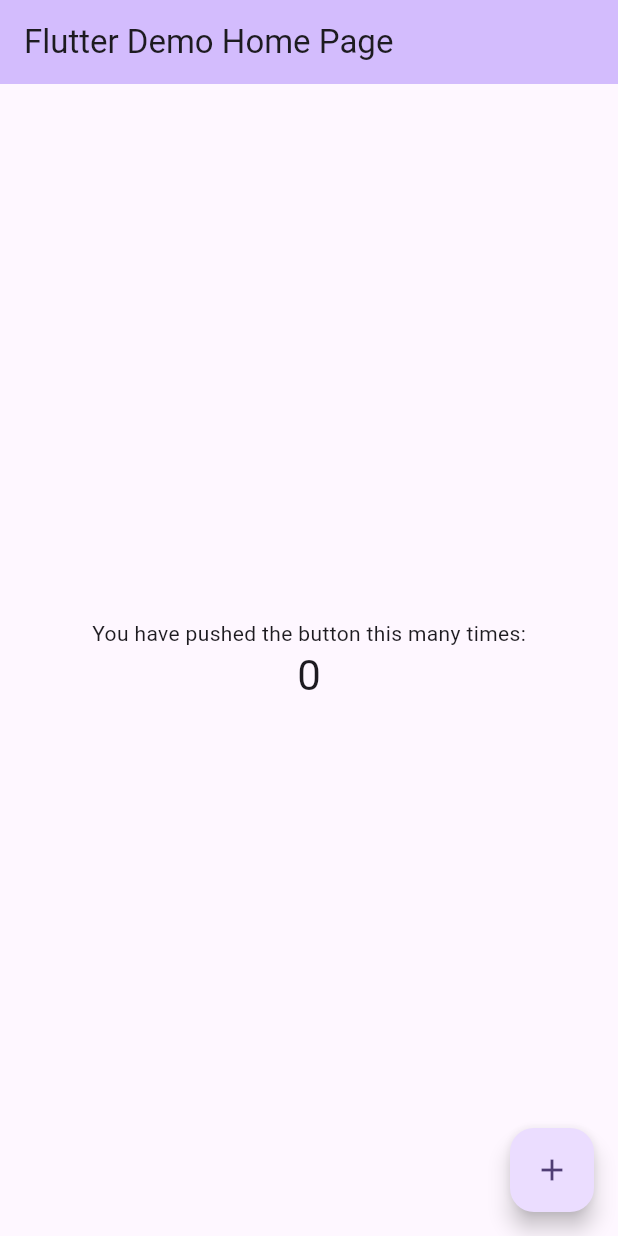
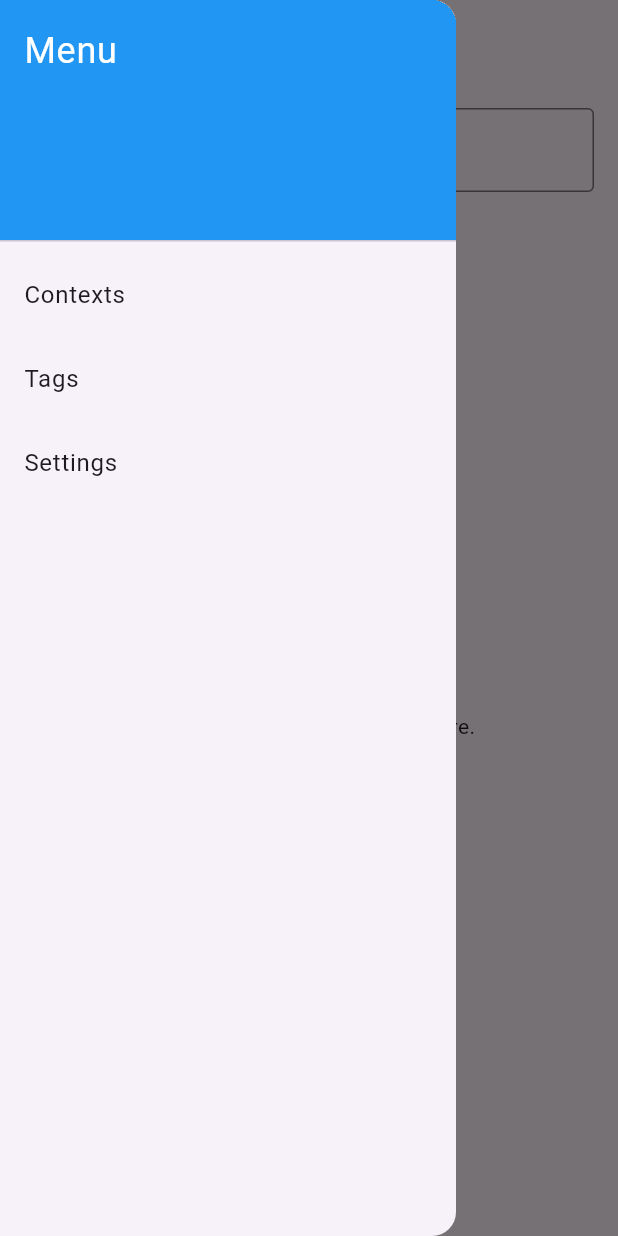
Before and after one commit to Aha43/Nam, a Flutter app: the screen it shows after launch, with the side drawer open (before the commit the screen has no drawer), on a phone screen of 412 x 824 dp. Run offline on Flutter 3.47's test engine with Material 3 defaults, Android fonts, the phone set to English and light mode, and no system bars.

Commit message:
the very first ui alive!

```diff
--- a/src/nam_app/lib/main.dart
+++ b/src/nam_app/lib/main.dart
@@ -1,125 +1,20 @@
 import 'package:flutter/material.dart';
+import 'screens/inbox_screen.dart';
 
 void main() {
-  runApp(const MyApp());
+  runApp(const NamApp());
 }
 
-class MyApp extends StatelessWidget {
-  const MyApp({super.key});
+class NamApp extends StatelessWidget {
+  const NamApp({super.key});
 
   // This widget is the root of your application.
   @override
   Widget build(BuildContext context) {
     return MaterialApp(
-      title: 'Flutter Demo',
-      theme: ThemeData(
-        // This is the theme of your application.
-        //
-        // TRY THIS: Try running your application with "flutter run". You'll see
-        // the application has a purple toolbar. Then, without quitting the app,
-        // try changing the seedColor in the colorScheme below to Colors.green
-        // and then invoke "hot reload" (save your changes or press the "hot
-        // reload" button in a Flutter-supported IDE, or press "r" if you used
-        // the command line to start the app).
-        //
-        // Notice that the counter didn't reset back to zero; the application
-        // state is not lost during the reload. To reset the state, use hot
-        // restart instead.
-        //
-        // This works for code too, not just values: Most code changes can be
-        // tested with just a hot reload.
-        colorScheme: ColorScheme.fromSeed(seedColor: Colors.deepPurple),
-        useMaterial3: true,
-      ),
-      home: const MyHomePage(title: 'Flutter Demo Home Page'),
+      title: 'Nam - Next Action Master',
+      theme: ThemeData(primarySwatch: Colors.blue),
+      home: const InboxScreen(),
     );
   }
 }
-
-class MyHomePage extends StatefulWidget {
-  const MyHomePage({super.key, required this.title});
-
-  // This widget is the home page of your application. It is stateful, meaning
-  // that it has a State object (defined below) that contains fields that affect
-  // how it looks.
-
-  // This class is the configuration for the state. It holds the values (in this
-  // case the title) provided by the parent (in this case the App widget) and
-  // used by the build method of the State. Fields in a Widget subclass are
-  // always marked "final".
-
-  final String title;
-
-  @override
-  State<MyHomePage> createState() => _MyHomePageState();
-}
-
-class _MyHomePageState extends State<MyHomePage> {
-  int _counter = 0;
-
-  void _incrementCounter() {
-    setState(() {
-      // This call to setState tells the Flutter framework that something has
-      // changed in this State, which causes it to rerun the build method below
-      // so that the display can reflect the updated values. If we changed
-      // _counter without calling setState(), then the build method would not be
-      // called again, and so nothing would appear to happen.
-      _counter++;
-    });
-  }
-
-  @override
-  Widget build(BuildContext context) {
-    // This method is rerun every time setState is called, for instance as done
-    // by the _incrementCounter method above.
-    //
-    // The Flutter framework has been optimized to make rerunning build methods
-    // fast, so that you can just rebuild anything that needs updating rather
-    // than having to individually change instances of widgets.
-    return Scaffold(
-      appBar: AppBar(
-        // TRY THIS: Try changing the color here to a specific color (to
-        // Colors.amber, perhaps?) and trigger a hot reload to see the AppBar
-        // change color while the other colors stay the same.
-        backgroundColor: Theme.of(context).colorScheme.inversePrimary,
-        // Here we take the value from the MyHomePage object that was created by
-        // the App.build method, and use it to set our appbar title.
-        title: Text(widget.title),
-      ),
-      body: Center(
-        // Center is a layout widget. It takes a single child and positions it
-        // in the middle of the parent.
-        child: Column(
-          // Column is also a layout widget. It takes a list of children and
-          // arranges them vertically. By default, it sizes itself to fit its
-          // children horizontally, and tries to be as tall as its parent.
-          //
-          // Column has various properties to control how it sizes itself and
-          // how it positions its children. Here we use mainAxisAlignment to
-          // center the children vertically; the main axis here is the vertical
-          // axis because Columns are vertical (the cross axis would be
-          // horizontal).
-          //
-          // TRY THIS: Invoke "debug painting" (choose the "Toggle Debug Paint"
-          // action in the IDE, or press "p" in the console), to see the
-          // wireframe for each widget.
-          mainAxisAlignment: MainAxisAlignment.center,
-          children: <Widget>[
-            const Text(
-              'You have pushed the button this many times:',
-            ),
-            Text(
-              '$_counter',
-              style: Theme.of(context).textTheme.headlineMedium,
-            ),
-          ],
-        ),
-      ),
-      floatingActionButton: FloatingActionButton(
-        onPressed: _incrementCounter,
-        tooltip: 'Increment',
-        child: const Icon(Icons.add),
-      ), // This trailing comma makes auto-formatting nicer for build methods.
-    );
-  }
-}
--- /dev/null
+++ b/src/nam_app/lib/screens/inbox_screen.dart
@@ -0,0 +1,67 @@
+import 'package:flutter/material.dart';
+
+class InboxScreen extends StatelessWidget {
+  const InboxScreen({super.key});
+
+  @override
+  Widget build(BuildContext context) {
+    return Scaffold(
+      appBar: AppBar(
+        title: const Text('Inbox'),
+      ),
+      drawer: Drawer(
+        child: ListView(
+          children: [
+            const DrawerHeader(
+              decoration: BoxDecoration(color: Colors.blue),
+              child: Text(
+                'Menu',
+                style: TextStyle(color: Colors.white, fontSize: 24),
+              ),
+            ),
+            ListTile(
+              title: const Text('Contexts'),
+              onTap: () {
+                Navigator.pushNamed(context, '/contexts');
+              },
+            ),
+            ListTile(
+              title: const Text('Tags'),
+              onTap: () {
+                Navigator.pushNamed(context, '/tags');
+              },
+            ),
+            ListTile(
+              title: const Text('Settings'),
+              onTap: () {
+                Navigator.pushNamed(context, '/settings');
+              },
+            ),
+          ],
+        ),
+      ),
+      body: Column(
+        children: [
+          Padding(
+            padding: const EdgeInsets.all(16.0),
+            child: TextField(
+              decoration: const InputDecoration(
+                border: OutlineInputBorder(),
+                labelText: 'Quick Add to Inbox',
+              ),
+              onSubmitted: (value) {
+                // TODO: Add logic to save to inbox
+                print('Added: $value');
+              },
+            ),
+          ),
+          const Expanded(
+            child: Center(
+              child: Text('Inbox Items will be displayed here.'),
+            ),
+          ),
+        ],
+      ),
+    );
+  }
+}
```
